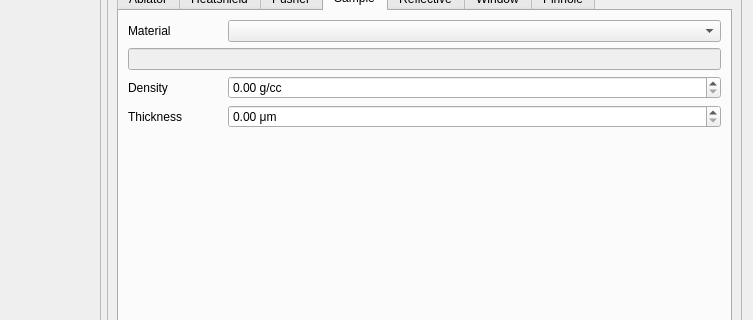
Old version of the form hexrdgui/resources/ui/physics_package_manager_dialog.ui in the repository HEXRD/hexrdgui; both pictures show x 545 to 1298 and y 90 to 410 of the 1298 by 527 pixel window.
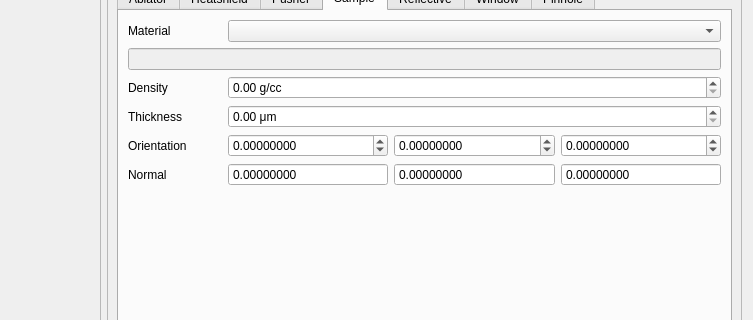
New version of the form. Custom widgets are drawn as their Qt base class.

Commit message:
Specify sample tilt in physics package dialog
This adds the ability to specify the sample tilt within the physics package
dialog. This sample tilt is synchronized with the sample tilt settings within
the Laue overlay editor and the Const Chi editor.

We will be using this sample tilt (convertable to sample rmat or sample normal)
in a variety of places, including WPPF and the absorption correction.

Fixes: #1801

Patch:
```diff
--- a/hexrdgui/resources/ui/physics_package_manager_dialog.ui
+++ b/hexrdgui/resources/ui/physics_package_manager_dialog.ui
@@ -495,16 +495,6 @@
             </property>
            </widget>
           </item>
-          <item row="4" column="1" colspan="5">
-           <widget class="ScientificDoubleSpinBox" name="sample_thickness">
-            <property name="suffix">
-             <string> μm</string>
-            </property>
-            <property name="singleStep">
-             <double>0.100000000000000</double>
-            </property>
-           </widget>
-          </item>
           <item row="2" column="0" colspan="6">
            <widget class="QLineEdit" name="sample_material_input">
             <property name="enabled">
@@ -512,23 +502,13 @@
             </property>
            </widget>
           </item>
-          <item row="3" column="1" colspan="5">
-           <widget class="ScientificDoubleSpinBox" name="sample_density">
-            <property name="enabled">
-             <bool>true</bool>
+          <item row="6" column="0">
+           <widget class="QLabel" name="sample_normal_label">
+            <property name="toolTip">
+             <string>&lt;html&gt;&lt;head/&gt;&lt;body&gt;&lt;p&gt;The normal values are calculated from the sample orientation. &lt;/p&gt;&lt;p&gt;Modify the sample orientation in order to update the normal values.&lt;/p&gt;&lt;/body&gt;&lt;/html&gt;</string>
             </property>
-            <property name="suffix">
-             <string> g/cc</string>
-            </property>
-           </widget>
-          </item>
-          <item row="4" column="0">
-           <widget class="QLabel" name="sample_thickness_label">
             <property name="text">
-             <string>Thickness</string>
-            </property>
-            <property name="buddy">
-             <cstring>sample_thickness</cstring>
+             <string>Normal</string>
             </property>
            </widget>
           </item>
@@ -545,7 +525,17 @@
           <item row="0" column="1" colspan="5">
            <widget class="QComboBox" name="sample_material"/>
           </item>
-          <item row="5" column="0">
+          <item row="4" column="1" colspan="5">
+           <widget class="ScientificDoubleSpinBox" name="sample_thickness">
+            <property name="suffix">
+             <string> μm</string>
+            </property>
+            <property name="singleStep">
+             <double>0.100000000000000</double>
+            </property>
+           </widget>
+          </item>
+          <item row="7" column="0">
            <spacer name="sample_vertical_spacer">
             <property name="orientation">
              <enum>Qt::Vertical</enum>
@@ -558,6 +548,170 @@
             </property>
            </spacer>
           </item>
+          <item row="3" column="1" colspan="5">
+           <widget class="ScientificDoubleSpinBox" name="sample_density">
+            <property name="enabled">
+             <bool>true</bool>
+            </property>
+            <property name="suffix">
+             <string> g/cc</string>
+            </property>
+           </widget>
+          </item>
+          <item row="4" column="0">
+           <widget class="QLabel" name="sample_thickness_label">
+            <property name="text">
+             <string>Thickness</string>
+            </property>
+            <property name="buddy">
+             <cstring>sample_thickness</cstring>
+            </property>
+           </widget>
+          </item>
+          <item row="6" column="1" colspan="5">
+           <layout class="QHBoxLayout" name="sample_normal_layout">
+            <item>
+             <widget class="ScientificDoubleSpinBox" name="sample_normal_0">
+              <property name="toolTip">
+               <string>&lt;html&gt;&lt;head/&gt;&lt;body&gt;&lt;p&gt;The normal values are calculated from the sample orientation. &lt;/p&gt;&lt;p&gt;Modify the sample orientation in order to update the normal values.&lt;/p&gt;&lt;/body&gt;&lt;/html&gt;</string>
+              </property>
+              <property name="readOnly">
+               <bool>true</bool>
+              </property>
+              <property name="buttonSymbols">
+               <enum>QAbstractSpinBox::NoButtons</enum>
+              </property>
+              <property name="decimals">
+               <number>8</number>
+              </property>
+              <property name="minimum">
+               <double>-10000000.000000000000000</double>
+              </property>
+              <property name="maximum">
+               <double>100000000.000000000000000</double>
+              </property>
+              <property name="singleStep">
+               <double>0.100000000000000</double>
+              </property>
+             </widget>
+            </item>
+            <item>
+             <widget class="ScientificDoubleSpinBox" name="sample_normal_1">
+              <property name="toolTip">
+               <string>&lt;html&gt;&lt;head/&gt;&lt;body&gt;&lt;p&gt;The normal values are calculated from the sample orientation. &lt;/p&gt;&lt;p&gt;Modify the sample orientation in order to update the normal values.&lt;/p&gt;&lt;/body&gt;&lt;/html&gt;</string>
+              </property>
+              <property name="readOnly">
+               <bool>true</bool>
+              </property>
+              <property name="buttonSymbols">
+               <enum>QAbstractSpinBox::NoButtons</enum>
+              </property>
+              <property name="decimals">
+               <number>8</number>
+              </property>
+              <property name="minimum">
+               <double>-10000000.000000000000000</double>
+              </property>
+              <property name="maximum">
+               <double>100000000.000000000000000</double>
+              </property>
+              <property name="singleStep">
+               <double>0.100000000000000</double>
+              </property>
+             </widget>
+            </item>
+            <item>
+             <widget class="ScientificDoubleSpinBox" name="sample_normal_2">
+              <property name="toolTip">
+               <string>&lt;html&gt;&lt;head/&gt;&lt;body&gt;&lt;p&gt;The normal values are calculated from the sample orientation. &lt;/p&gt;&lt;p&gt;Modify the sample orientation in order to update the normal values.&lt;/p&gt;&lt;/body&gt;&lt;/html&gt;</string>
+              </property>
+              <property name="readOnly">
+               <bool>true</bool>
+              </property>
+              <property name="buttonSymbols">
+               <enum>QAbstractSpinBox::NoButtons</enum>
+              </property>
+              <property name="decimals">
+               <number>8</number>
+              </property>
+              <property name="minimum">
+               <double>-10000000.000000000000000</double>
+              </property>
+              <property name="maximum">
+               <double>100000000.000000000000000</double>
+              </property>
+              <property name="singleStep">
+               <double>0.100000000000000</double>
+              </property>
+              <property name="value">
+               <double>0.000000000000000</double>
+              </property>
+             </widget>
+            </item>
+           </layout>
+          </item>
+          <item row="5" column="0">
+           <widget class="QLabel" name="label_2">
+            <property name="toolTip">
+             <string>&lt;html&gt;&lt;head/&gt;&lt;body&gt;&lt;p&gt;The orientation of the sample. &lt;/p&gt;&lt;p&gt;The angle convention used is set via &amp;quot;Edit&amp;quot;-&amp;gt;&amp;quot;Euler Angle Convention&amp;quot;.&lt;/p&gt;&lt;p&gt;The sample orientation is not saved until &amp;quot;OK&amp;quot; is clicked.&lt;/p&gt;&lt;p&gt;The sample orientation is also accessible and editable in the Laue overlay and Const Chi overlay settings.&lt;/p&gt;&lt;/body&gt;&lt;/html&gt;</string>
+            </property>
+            <property name="text">
+             <string>Orientation</string>
+            </property>
+           </widget>
+          </item>
+          <item row="5" column="1" colspan="5">
+           <layout class="QHBoxLayout" name="sample_tilt_layout">
+            <item>
+             <widget class="ScientificDoubleSpinBox" name="sample_tilt_0">
+              <property name="toolTip">
+               <string>&lt;html&gt;&lt;head/&gt;&lt;body&gt;&lt;p&gt;The orientation of the sample. &lt;/p&gt;&lt;p&gt;The angle convention used is set via &amp;quot;Edit&amp;quot;-&amp;gt;&amp;quot;Euler Angle Convention&amp;quot;.&lt;/p&gt;&lt;p&gt;The sample orientation is not saved until &amp;quot;OK&amp;quot; is clicked.&lt;/p&gt;&lt;p&gt;The sample orientation is also accessible and editable in the Laue overlay and Const Chi overlay settings.&lt;/p&gt;&lt;/body&gt;&lt;/html&gt;</string>
+              </property>
+              <property name="decimals">
+               <number>8</number>
+              </property>
+              <property name="minimum">
+               <double>-1000000.000000000000000</double>
+              </property>
+              <property name="maximum">
+               <double>1000000.000000000000000</double>
+              </property>
+             </widget>
+            </item>
+            <item>
+             <widget class="ScientificDoubleSpinBox" name="sample_tilt_1">
+              <property name="toolTip">
+               <string>&lt;html&gt;&lt;head/&gt;&lt;body&gt;&lt;p&gt;The orientation of the sample. &lt;/p&gt;&lt;p&gt;The angle convention used is set via &amp;quot;Edit&amp;quot;-&amp;gt;&amp;quot;Euler Angle Convention&amp;quot;.&lt;/p&gt;&lt;p&gt;The sample orientation is not saved until &amp;quot;OK&amp;quot; is clicked.&lt;/p&gt;&lt;p&gt;The sample orientation is also accessible and editable in the Laue overlay and Const Chi overlay settings.&lt;/p&gt;&lt;/body&gt;&lt;/html&gt;</string>
+              </property>
+              <property name="decimals">
+               <number>8</number>
+              </property>
+              <property name="minimum">
+               <double>-1000000.000000000000000</double>
+              </property>
+              <property name="maximum">
+               <double>1000000.000000000000000</double>
+              </property>
+             </widget>
+            </item>
+            <item>
+             <widget class="ScientificDoubleSpinBox" name="sample_tilt_2">
+              <property name="toolTip">
+               <string>&lt;html&gt;&lt;head/&gt;&lt;body&gt;&lt;p&gt;The orientation of the sample. &lt;/p&gt;&lt;p&gt;The angle convention used is set via &amp;quot;Edit&amp;quot;-&amp;gt;&amp;quot;Euler Angle Convention&amp;quot;.&lt;/p&gt;&lt;p&gt;The sample orientation is not saved until &amp;quot;OK&amp;quot; is clicked.&lt;/p&gt;&lt;p&gt;The sample orientation is also accessible and editable in the Laue overlay and Const Chi overlay settings.&lt;/p&gt;&lt;/body&gt;&lt;/html&gt;</string>
+              </property>
+              <property name="decimals">
+               <number>8</number>
+              </property>
+              <property name="minimum">
+               <double>-1000000.000000000000000</double>
+              </property>
+              <property name="maximum">
+               <double>1000000.000000000000000</double>
+              </property>
+             </widget>
+            </item>
+           </layout>
+          </item>
          </layout>
         </widget>
         <widget class="QWidget" name="reflective_tab">
```
Left out of the diff: 6 changed lines with no effect on the pictures. The commit also changes 6 other files.
